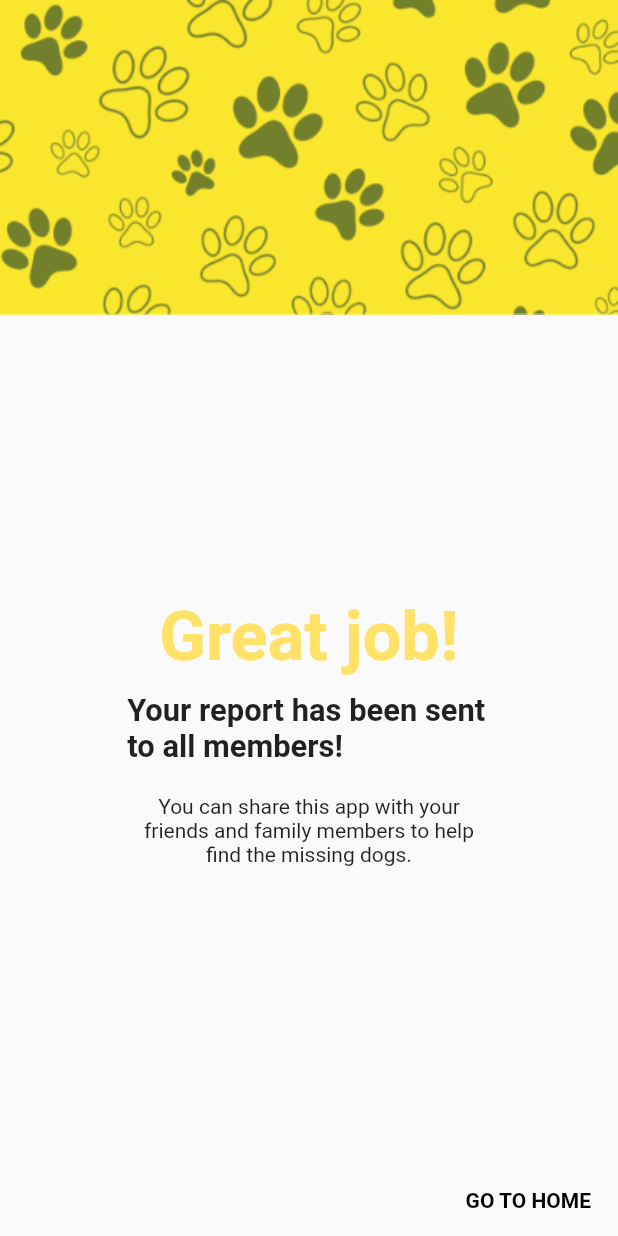
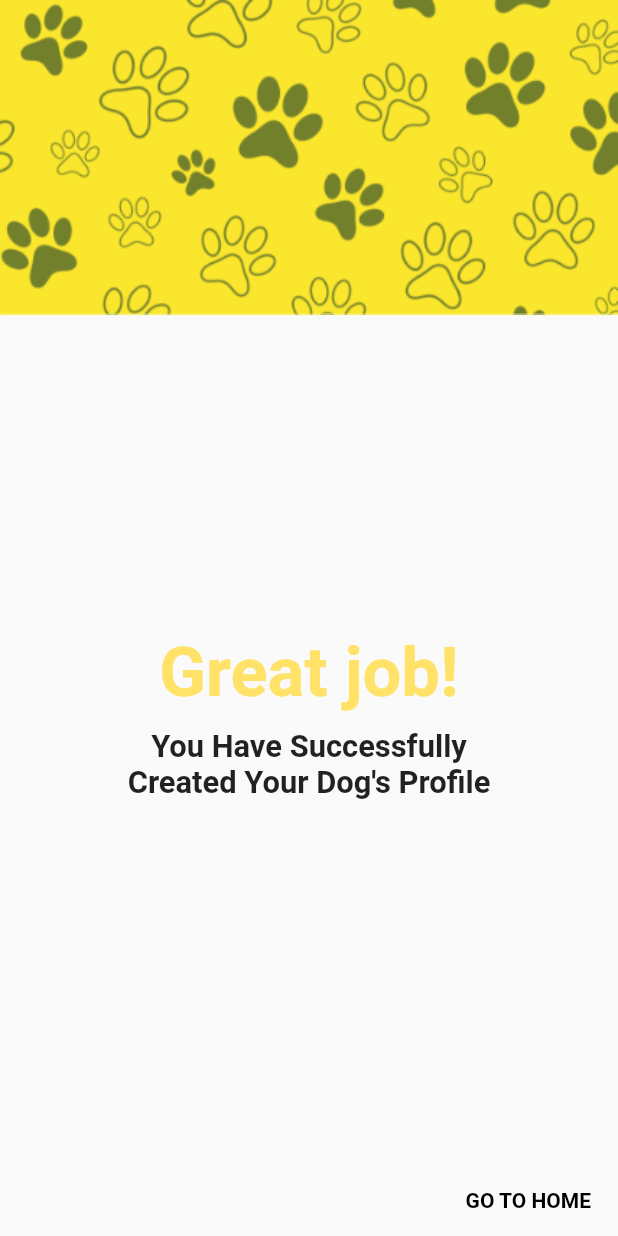
Before and after one commit to MuhammadHaris55/DogTag, a Flutter app: the dogConfirmation screen opened directly, scrolled down 32 dp, after a tap on "Register", on a phone screen of 412 x 824 dp. Run offline on Flutter 3.47's test engine with Material 2 defaults, Android fonts, the phone set to English and light mode, and no system bars; our stand-ins replace cloud_firestore, email_validator, firebase_auth, firebase_core, firebase_messaging, firebase_storage and 7 more; accounts and stored records are empty; network calls fail.

Commit message:
with content

```diff
--- a/lib/screens/dogConfirmation.dart
+++ b/lib/screens/dogConfirmation.dart
@@ -417,10 +417,12 @@ class _dogConfirmationState extends State<dogConfirmation> {
                       child: button_design(screen, "Register"),
                       onPressed: () {
                         uploadFile();
-                        Navigator.push(
+                        Navigator.pushAndRemoveUntil(
+                        //     context, newRoute, (route) => false)
+                        // Navigator.push(
                             context,
                             MaterialPageRoute(
-                                builder: (context) => GreatJob()));
+                                builder: (context) => GreatJob()), (route) => false);
                       },
                     ),
                     // ElevatedButton(
@@ -524,6 +526,7 @@ class _dogConfirmationState extends State<dogConfirmation> {
     });
     // User missingDogs = FirebaseAuth.instance.currentUser;
     final snapshot = await task.whenComplete(() async {});
+    print(snapshot);
 
     final urlDownload = await snapshot.ref.getDownloadURL();
 
--- a/lib/screens/greatJob.dart
+++ b/lib/screens/greatJob.dart
@@ -32,17 +32,19 @@ class GreatJob extends StatelessWidget {
                       ),
                       SizedBox(height: 10.0),
                       Text(
-                        'Your report has been sent to all members!',
+                        'You Have Successfully Created Your Dog\'s Profile',
+                        textAlign: TextAlign.center,
                         style: TextStyle(
                           fontWeight: FontWeight.bold,
                           fontSize: screen.width / 20,
+
                         ),
                       ),
                       SizedBox(height: 20.0),
-                      Text(
-                        'You can share this app with your friends and family members to help find the missing dogs.',
-                        textAlign: TextAlign.center,
-                      ),
+                      // Text(
+                      //   'You can share this app with your friends and family members to help find the missing dogs.',
+                      //   textAlign: TextAlign.center,
+                      // ),
                       SizedBox(height: 10.0),
                       // TextButton(
                       //   onPressed: () {},
--- a/lib/screens/home.dart
+++ b/lib/screens/home.dart
@@ -1,6 +1,7 @@
 import 'package:cloud_firestore/cloud_firestore.dart';
 import 'package:flutter/painting.dart';
 import 'package:flutterdogtagapp/screens/appColors.dart';
+import 'package:flutterdogtagapp/screens/blogPage.dart';
 import 'package:flutterdogtagapp/screens/dogInfo.dart';
 import 'package:flutterdogtagapp/screens/registerDog_1.dart';
 import 'package:flutterdogtagapp/stylingWidgets/drawer.dart';
@@ -274,7 +275,8 @@ class _HomeState extends State<Home> {
                           child: Column(
                             children: [
                               Text(
-                                'Add your lost dog \n report',
+                                'Our Latest Dog \n Blog',
+// /                                'Our Latest Blog about the Dog',
                                 style: GoogleFonts.poppins(
                                   color: themeColor,
                                   fontSize: screen.width / 14,
@@ -288,10 +290,10 @@ class _HomeState extends State<Home> {
                                       context,
                                       MaterialPageRoute(
                                           builder: (context) =>
-                                              registerDog_1()));
+                                              BlogPage()));
                                 },
                                 child: Text(
-                                  'ADD YOUR DOG ->',
+                                  '  Read Blogs ->  ',
                                   style: GoogleFonts.poppins(),
                                 ),
                                 style: ButtonStyle(
@@ -582,7 +584,7 @@ class _HomeState extends State<Home> {
                             crossAxisAlignment: CrossAxisAlignment.start,
                             children: [
                               Text(
-                                'Seen a dog that looks lost?',
+                                'Register your Dog with Us',
                                 style: GoogleFonts.poppins(
                                   color: themeColor,
                                   fontSize: screen.width / 14,
@@ -593,7 +595,7 @@ class _HomeState extends State<Home> {
                               Container(
                                 width: screen.width / 1.8,
                                 child: Text(
-                                  'Report it and help get them home',
+                                  'Tag your beloved dog with the App Register',
                                   style: GoogleFonts.poppins(
                                     fontSize: screen.width / 24.0,
                                   ),
@@ -610,7 +612,7 @@ class _HomeState extends State<Home> {
                                                 registerDog_1()));
                                   },
                                   child: Text(
-                                    'ADD REPORT     ->',
+                                    'ADD DOG     ->',
                                     style: GoogleFonts.poppins(),
                                   ),
                                   style: ButtonStyle(
```
Also changed, not shown: 4 other files.
